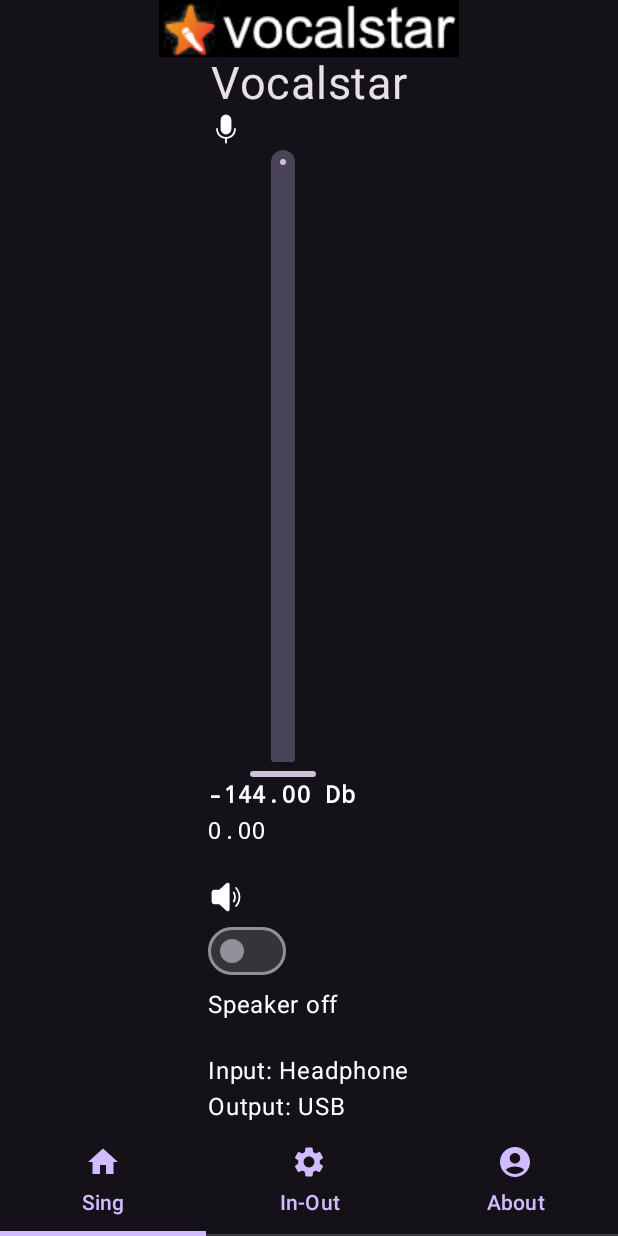
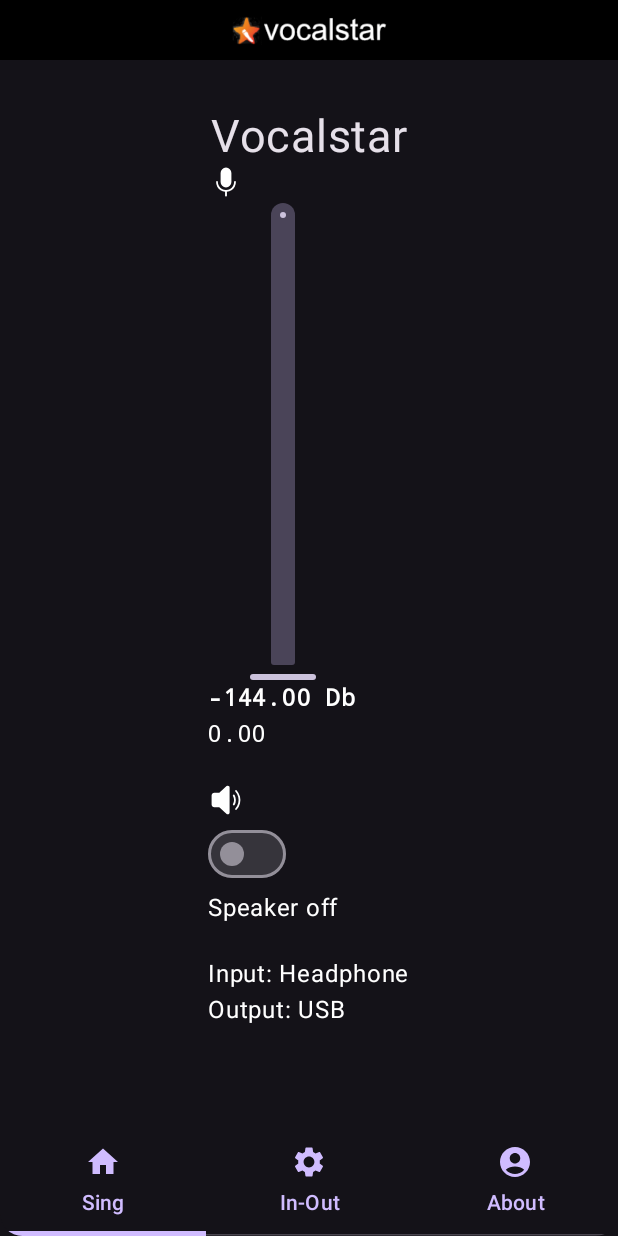
Before and after one commit to Tones-Studio/vocalstar, an Android app built with Jetpack Compose: the screen it shows after launch (MainActivity), on a phone screen of 412 x 824 dp. Run offline under Robolectric (Android 15) with nearby library versions, the phone set to English and light mode, and no system bars; 1 statement that could not run was skipped.

```diff
--- a/android/app/build.gradle.kts
+++ b/android/app/build.gradle.kts
@@ -63,7 +63,6 @@ android {
 }
 
 dependencies {
-
     implementation(libs.androidx.core.ktx)
     implementation(libs.androidx.lifecycle.runtime.ktx)
     implementation(libs.androidx.activity.compose)
@@ -74,6 +73,7 @@ dependencies {
     implementation(libs.androidx.material3)
     implementation(libs.androidx.lifecycle.viewmodel.compose)
     implementation("com.google.oboe:oboe:1.8.1")
+
     testImplementation(libs.junit)
     androidTestImplementation(libs.androidx.junit)
     androidTestImplementation(libs.androidx.espresso.core)
--- a/android/app/src/main/java/de/tech41/tones/vocalstar/MainActivity.kt
+++ b/android/app/src/main/java/de/tech41/tones/vocalstar/MainActivity.kt
@@ -6,7 +6,6 @@ import android.os.Bundle
 import androidx.activity.ComponentActivity
 import androidx.activity.compose.setContent
 import androidx.activity.enableEdgeToEdge
-import androidx.compose.foundation.BorderStroke
 import androidx.compose.foundation.Image
 import androidx.compose.foundation.background
 import androidx.compose.foundation.layout.Box
@@ -14,12 +13,15 @@ import androidx.compose.foundation.layout.Column
 import androidx.compose.foundation.layout.Spacer
 import androidx.compose.foundation.layout.fillMaxSize
 import androidx.compose.foundation.layout.fillMaxWidth
+import androidx.compose.foundation.layout.height
 import androidx.compose.foundation.layout.safeDrawingPadding
+import androidx.compose.foundation.shape.RoundedCornerShape
 import androidx.compose.material.icons.Icons
 import androidx.compose.material.icons.filled.AccountCircle
 import androidx.compose.material.icons.filled.Home
 import androidx.compose.material.icons.filled.Settings
 import androidx.compose.material3.Icon
+import androidx.compose.material3.MaterialTheme
 import androidx.compose.material3.Scaffold
 import androidx.compose.material3.Tab
 import androidx.compose.material3.TabRow
@@ -30,6 +32,8 @@ import androidx.compose.runtime.mutableIntStateOf
 import androidx.compose.runtime.remember
 import androidx.compose.runtime.setValue
 import androidx.compose.ui.Alignment
+import androidx.compose.ui.Modifier
+import androidx.compose.ui.draw.clip
 import androidx.compose.ui.graphics.Color
 import androidx.compose.ui.layout.ContentScale
 import androidx.compose.ui.res.painterResource
@@ -37,8 +41,7 @@ import androidx.compose.ui.tooling.preview.Preview
 import androidx.compose.ui.unit.dp
 import androidx.lifecycle.ViewModelProvider
 import de.tech41.tones.vocalstar.ui.theme.VocalstarTheme
-import androidx.compose.ui.Modifier
-import androidx.compose.ui.geometry.Size
+
 class MainActivity : ComponentActivity() {
 
     private lateinit var viewModel: Model
@@ -86,14 +89,26 @@ class MainActivity : ComponentActivity() {
 fun TabScreen(viewModel : Model) {
     var tabIndex by remember { mutableIntStateOf(0) }
     val tabs = listOf("Sing", "In-Out", "About")
-    Box(Modifier.safeDrawingPadding()) {
+    Box(
+        Modifier
+            .safeDrawingPadding()
+            .background( MaterialTheme.colorScheme.background)
+            .clip(shape = RoundedCornerShape(0.dp, 0.dp, 15.dp, 15.dp))) {
         Column(modifier = Modifier.fillMaxWidth(), horizontalAlignment = Alignment.CenterHorizontally ) {
+            Box ( contentAlignment = Alignment.Center,  modifier = Modifier
+                .height(40.dp)
+                .fillMaxWidth()
+                .background(color =  Color.Black))
+                {
+                Image(
+                    painter = painterResource(id = R.drawable.logo_intern),
+                    modifier = Modifier.height(20.dp),
+                    contentDescription = "Vocalstar",
+                    contentScale = ContentScale.FillHeight
+                )
+            }
 
-            Image(
-                painter = painterResource(id = R.drawable.logo_intern),
-                contentScale = ContentScale.Fit,
-                contentDescription = "Vocalstar",
-            )
+            Spacer(modifier = Modifier.weight(0.5f))
             when (tabIndex) {
                 0 -> HomeScreen(viewModel)
                 1 -> DeviceScreen()
@@ -120,6 +135,7 @@ fun TabScreen(viewModel : Model) {
     }
 }
 
+
 @Composable
 fun MessageFromNativeLibrary(name: String) {
     Text(text = name)
--- a/android/app/src/main/java/de/tech41/tones/vocalstar/MySlider.kt
+++ b/android/app/src/main/java/de/tech41/tones/vocalstar/MySlider.kt
@@ -65,7 +65,7 @@ fun MySlider( viewModel : Model) {
                         placeable.place(-placeable.width, 0)
                     }
                 }
-                .width(420.dp)
+                .width(320.dp)
                 .height(100.dp),
             value = viewModel.volume,
             onValueChange = { viewModel.putVol(it) },
--- a/android/app/src/main/res/values/colors.xml
+++ b/android/app/src/main/res/values/colors.xml
@@ -8,4 +8,5 @@
     <color name="black">#FF000000</color>
     <color name="white">#FFFFFFFF</color>
     <color name="splashColor">#FF000000</color>
+    <color name="bg">#FF333333</color>
 </resources>
```
